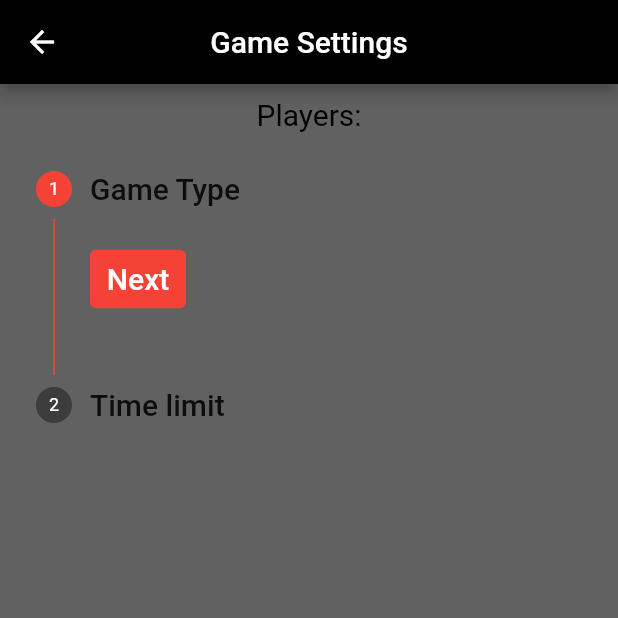
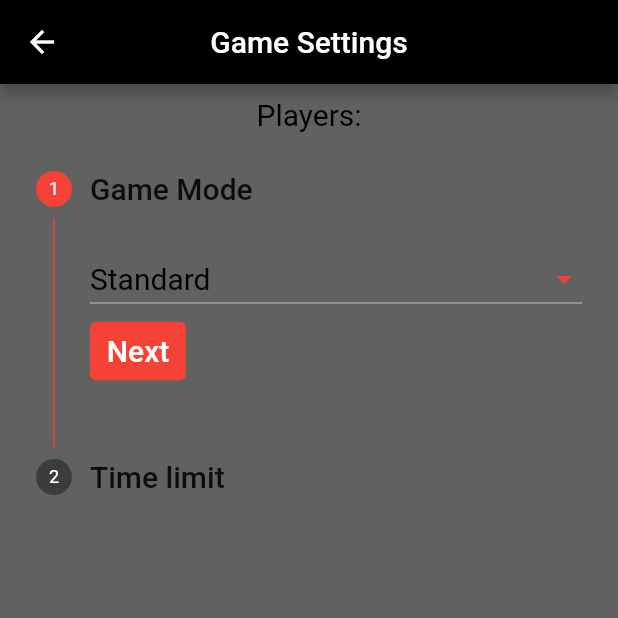
Before and after one commit to lasagne1989/gamebuttonapp, a Flutter app: the GameSettings screen opened directly with empty values, on a phone screen of 412 x 824 dp, the top half of it. Run offline on Flutter 3.47's test engine with Material 2 defaults, Android fonts, the phone set to English and light mode, and no system bars; our stand-ins replace date_field, flutter_slidable, numberpicker, sqflite; missing offline and left inert: arp_scanner; accounts and stored records are empty.

Commit message:
added modes

```diff
--- a/lib/page/final_settings.dart
+++ b/lib/page/final_settings.dart
@@ -40,6 +40,8 @@ class _GameSettingsState extends State<GameSettings> {
   late var dobPlaying = widget.playing.map((player) => '"${player.dob}"').toList();
   late var strPlaying = namePlaying.toString();
   late var strDob = dobPlaying.toString();
+  List<String> modes = <String>['Standard', 'Nameless', 'Chess'];
+  String selectedMode= "Standard";
   int _valueMin = 0;
   int _valueSec = 30;
   int currentStep = 0;
@@ -49,8 +51,27 @@ class _GameSettingsState extends State<GameSettings> {
         Step(
           state: currentStep > 0 ? StepState.complete : StepState.indexed,
           isActive: currentStep >= 0,
-          title: Text('Game Type', style: TextStyle(fontSize: 20)),
-          content: Container(),
+          title: Text('Game Mode', style: TextStyle(fontSize: 20)),
+          content: DropdownButton<String>(
+            value: selectedMode,
+            style: TextStyle(color: Colors.black, fontSize: 20),
+            elevation: 16,
+            isExpanded: true,
+            dropdownColor: Colors.white,
+            iconEnabledColor: Colors.red,
+            onChanged: (String? value) {
+              // This is called when the user selects an item.
+              setState(() {
+                selectedMode = value!;
+              });
+            },
+            items: modes.map<DropdownMenuItem<String>>((String value) {
+              return DropdownMenuItem<String>(
+                value: value,
+                child: Text(value),
+              );
+            }).toList(),
+          ),
         ),
         Step(
             isActive: currentStep >= 1,
@@ -61,7 +82,8 @@ class _GameSettingsState extends State<GameSettings> {
                   Center(child: Text("Mins", style: TextStyle(fontSize: 20))),
                   Center(
                       child: NumberPicker(
-                        value: _valueMin,
+                        value: selectedMode == "Chess"?
+                        5: _valueMin,
                         minValue: 0,
                         maxValue: 10,
                         textStyle: TextStyle(fontSize: 20),
@@ -77,7 +99,8 @@ class _GameSettingsState extends State<GameSettings> {
                   Center(child: Text("Secs", style: TextStyle(fontSize: 20))),
                   Center(
                       child: NumberPicker(
-                        value: _valueSec,
+                        value: selectedMode == "Chess"?
+                                0: _valueSec,
                         minValue: 0,
                         maxValue: 59,
                         textStyle: TextStyle(fontSize: 20),
@@ -196,7 +219,8 @@ class _GameSettingsState extends State<GameSettings> {
     print(timeLimit);
     print(dobPlaying);
     print(_result);
-    _channel.sink.add('{"players":$strPlaying, "time_limit": $timeLimit, "dob": $dobPlaying}');
+    _channel.sink.add('{"players":$strPlaying, "time_limit": $timeLimit, "mode": $selectedMode}');
+  ///"dob": $dobPlaying}'
   }
 
   void _sendNext() {
```
